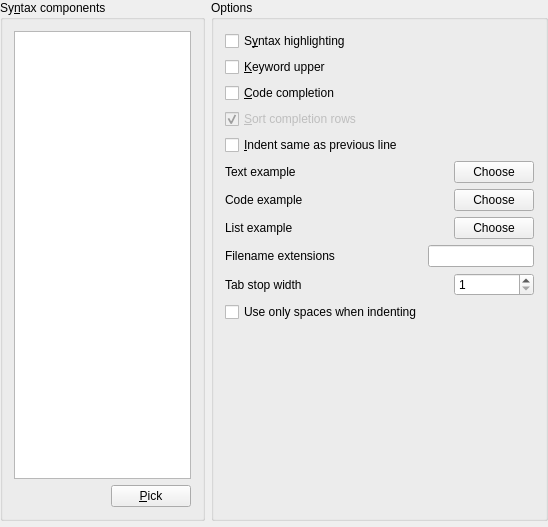
netrunner-debian-kde-extras/tora, file src/tosyntaxsetupui.ui: the form before one commit.
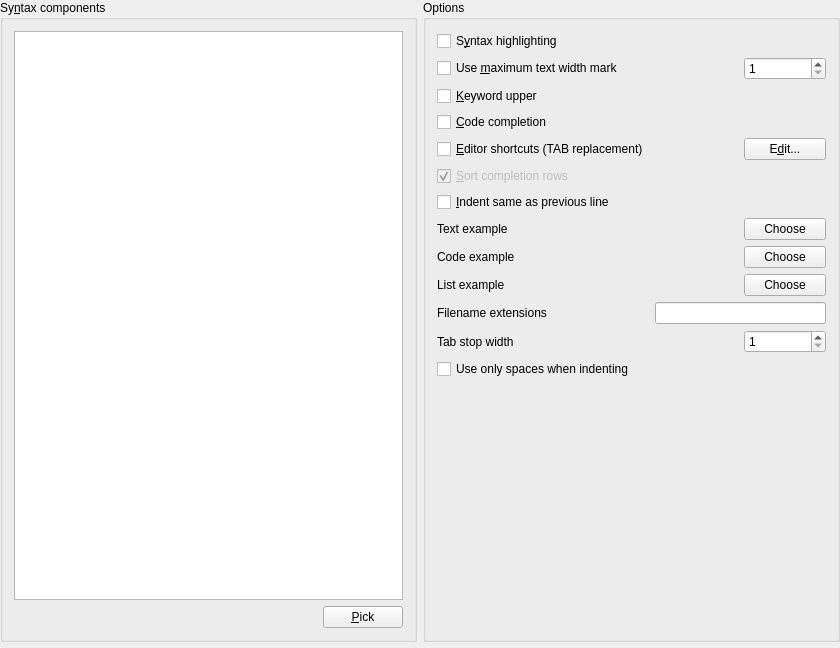
The form after the commit. Custom widgets are drawn as their Qt base class.

```diff
--- a/src/tosyntaxsetupui.ui
+++ b/src/tosyntaxsetupui.ui
@@ -5,8 +5,8 @@
    <rect>
     <x>0</x>
     <y>0</y>
-    <width>548</width>
-    <height>527</height>
+    <width>840</width>
+    <height>648</height>
    </rect>
   </property>
   <property name="windowTitle" >
@@ -16,22 +16,10 @@
    <string/>
   </property>
   <layout class="QGridLayout" >
-   <property name="leftMargin" >
+   <property name="margin" >
     <number>0</number>
    </property>
-   <property name="topMargin" >
-    <number>0</number>
-   </property>
-   <property name="rightMargin" >
-    <number>0</number>
-   </property>
-   <property name="bottomMargin" >
-    <number>0</number>
-   </property>
-   <property name="horizontalSpacing" >
-    <number>6</number>
-   </property>
-   <property name="verticalSpacing" >
+   <property name="spacing" >
     <number>6</number>
    </property>
    <item row="0" column="1" >
@@ -40,25 +28,13 @@
       <string>Options</string>
      </property>
      <layout class="QGridLayout" >
-      <property name="leftMargin" >
+      <property name="margin" >
        <number>11</number>
       </property>
-      <property name="topMargin" >
-       <number>11</number>
-      </property>
-      <property name="rightMargin" >
-       <number>11</number>
-      </property>
-      <property name="bottomMargin" >
-       <number>11</number>
-      </property>
-      <property name="horizontalSpacing" >
+      <property name="spacing" >
        <number>6</number>
       </property>
-      <property name="verticalSpacing" >
-       <number>6</number>
-      </property>
-      <item row="1" column="0" colspan="3" >
+      <item row="2" column="0" colspan="3" >
        <widget class="QCheckBox" name="KeywordUpper" >
         <property name="toolTip" >
          <string>Convert all keywords to uppercase when displayingsyntaxhighlighted text.  Only available for monospaced fonts.</string>
@@ -68,7 +44,7 @@
         </property>
        </widget>
       </item>
-      <item row="2" column="0" colspan="3" >
+      <item row="3" column="0" colspan="3" >
        <widget class="QCheckBox" name="CodeCompletion" >
         <property name="toolTip" >
          <string>Activate code completion in SQL editors. Not recommended on slow connections.</string>
@@ -78,7 +54,7 @@
         </property>
        </widget>
       </item>
-      <item row="3" column="0" colspan="3" >
+      <item row="5" column="0" colspan="3" >
        <widget class="QCheckBox" name="CompletionSort" >
         <property name="enabled" >
          <bool>false</bool>
@@ -104,7 +80,7 @@
         </property>
        </widget>
       </item>
-      <item row="4" column="0" colspan="3" >
+      <item row="6" column="0" colspan="3" >
        <widget class="QCheckBox" name="AutoIndent" >
         <property name="toolTip" >
          <string>Indent a new line in an editor to the same column as the previous line</string>
@@ -114,14 +90,14 @@
         </property>
        </widget>
       </item>
-      <item row="7" column="2" >
+      <item row="9" column="2" >
        <widget class="QPushButton" name="PushButton1" >
         <property name="text" >
          <string>Choose</string>
         </property>
        </widget>
       </item>
-      <item row="7" column="0" >
+      <item row="9" column="0" >
        <widget class="QLabel" name="ResultExample" >
         <property name="text" >
          <string>List example</string>
@@ -131,7 +107,7 @@
         </property>
        </widget>
       </item>
-      <item row="6" column="0" >
+      <item row="8" column="0" >
        <widget class="QLabel" name="CodeExample" >
         <property name="text" >
          <string>Code example</string>
@@ -141,21 +117,14 @@
         </property>
        </widget>
       </item>
-      <item row="6" column="2" >
+      <item row="8" column="2" >
        <widget class="QPushButton" name="PushButton1_2" >
         <property name="text" >
          <string>Choose</string>
         </property>
        </widget>
       </item>
-      <item row="5" column="2" >
-       <widget class="QPushButton" name="PushButton1_2_2" >
-        <property name="text" >
-         <string>Choose</string>
-        </property>
-       </widget>
-      </item>
-      <item row="5" column="0" >
+      <item row="7" column="0" >
        <widget class="QLabel" name="TextExample" >
         <property name="text" >
          <string>Text example</string>
@@ -165,10 +134,10 @@
         </property>
        </widget>
       </item>
-      <item row="8" column="1" colspan="2" >
+      <item row="10" column="1" colspan="2" >
        <widget class="QLineEdit" name="Extensions" />
       </item>
-      <item row="8" column="0" >
+      <item row="10" column="0" >
        <widget class="QLabel" name="TextLabel1" >
         <property name="text" >
          <string>Filename extensions</string>
@@ -178,7 +147,7 @@
         </property>
        </widget>
       </item>
-      <item row="11" column="1" >
+      <item row="13" column="1" >
        <spacer>
         <property name="orientation" >
          <enum>Qt::Vertical</enum>
@@ -186,7 +155,7 @@
         <property name="sizeType" >
          <enum>QSizePolicy::Expanding</enum>
         </property>
-        <property name="sizeHint" >
+        <property name="sizeHint" stdset="0" >
          <size>
           <width>20</width>
           <height>20</height>
@@ -194,14 +163,14 @@
         </property>
        </spacer>
       </item>
-      <item row="9" column="2" >
+      <item row="11" column="2" >
        <widget class="QSpinBox" name="TabStop" >
         <property name="minimum" >
          <number>1</number>
         </property>
        </widget>
       </item>
-      <item row="9" column="0" colspan="2" >
+      <item row="11" column="0" colspan="2" >
        <widget class="QLabel" name="TextLabel1_2" >
         <property name="toolTip" >
          <string>Number of character width of tabstops</string>
@@ -220,7 +189,7 @@
         </property>
        </widget>
       </item>
-      <item row="10" column="0" >
+      <item row="12" column="0" >
        <widget class="QCheckBox" name="TabSpaces" >
         <property name="toolTip" >
          <string>If set the editor will insert spaces rather than tabs</string>
@@ -230,6 +199,50 @@
         </property>
        </widget>
       </item>
+      <item row="7" column="2" >
+       <widget class="QPushButton" name="PushButton1_2_2" >
+        <property name="text" >
+         <string>Choose</string>
+        </property>
+       </widget>
+      </item>
+      <item row="4" column="0" >
+       <widget class="QCheckBox" name="EditorShortcuts" >
+        <property name="text" >
+         <string>&amp;Editor shortcuts (TAB replacement)</string>
+        </property>
+       </widget>
+      </item>
+      <item row="4" column="2" >
+       <widget class="QPushButton" name="EditorShortcutsEdit" >
+        <property name="text" >
+         <string>E&amp;dit...</string>
+        </property>
+       </widget>
+      </item>
+      <item row="1" column="0" >
+       <widget class="QCheckBox" name="EdgeMarkCheckBox" >
+        <property name="toolTip" >
+         <string>Display the line/column marker at the specified position</string>
+        </property>
+        <property name="text" >
+         <string>Use &amp;maximum text width mark</string>
+        </property>
+       </widget>
+      </item>
+      <item row="1" column="2" >
+       <widget class="QSpinBox" name="EdgeSizeSpinBox" >
+        <property name="toolTip" >
+         <string>Specify the column (text width) where to show marker</string>
+        </property>
+        <property name="minimum" >
+         <number>1</number>
+        </property>
+        <property name="maximum" >
+         <number>999999</number>
+        </property>
+       </widget>
+      </item>
      </layout>
     </widget>
    </item>
@@ -242,22 +255,10 @@
       <string>Sy&amp;ntax components</string>
      </property>
      <layout class="QGridLayout" >
-      <property name="leftMargin" >
+      <property name="margin" >
        <number>11</number>
       </property>
-      <property name="topMargin" >
-       <number>11</number>
-      </property>
-      <property name="rightMargin" >
-       <number>11</number>
-      </property>
-      <property name="bottomMargin" >
-       <number>11</number>
-      </property>
-      <property name="horizontalSpacing" >
-       <number>6</number>
-      </property>
-      <property name="verticalSpacing" >
+      <property name="spacing" >
        <number>6</number>
       </property>
       <item row="1" column="0" >
```
